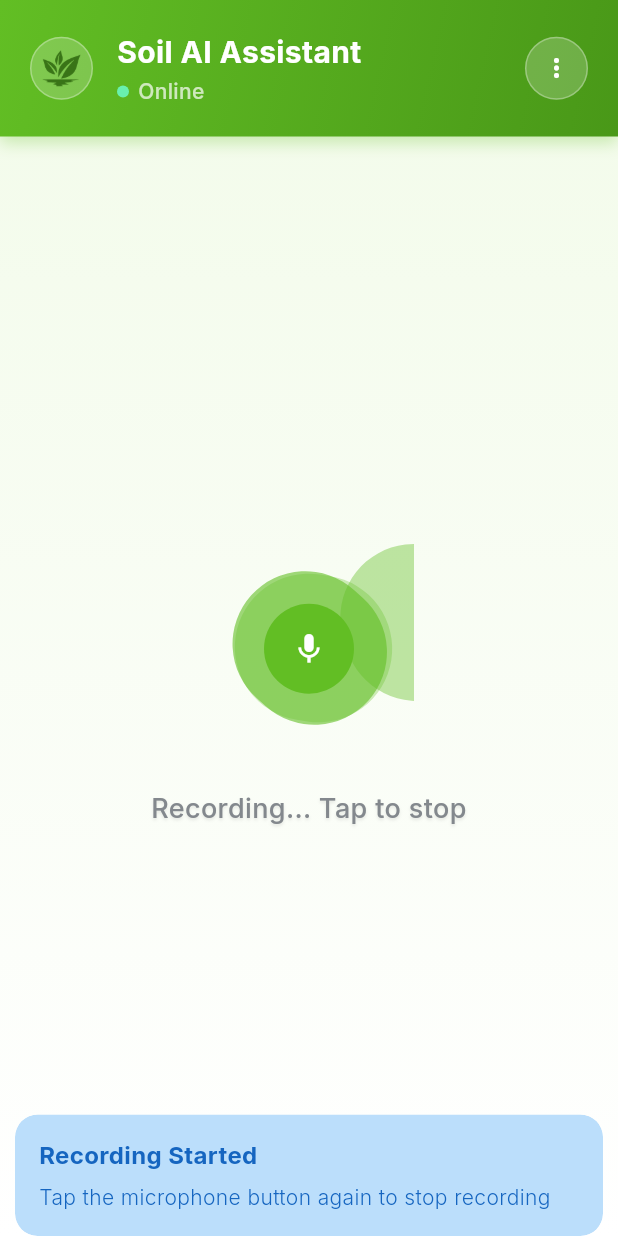
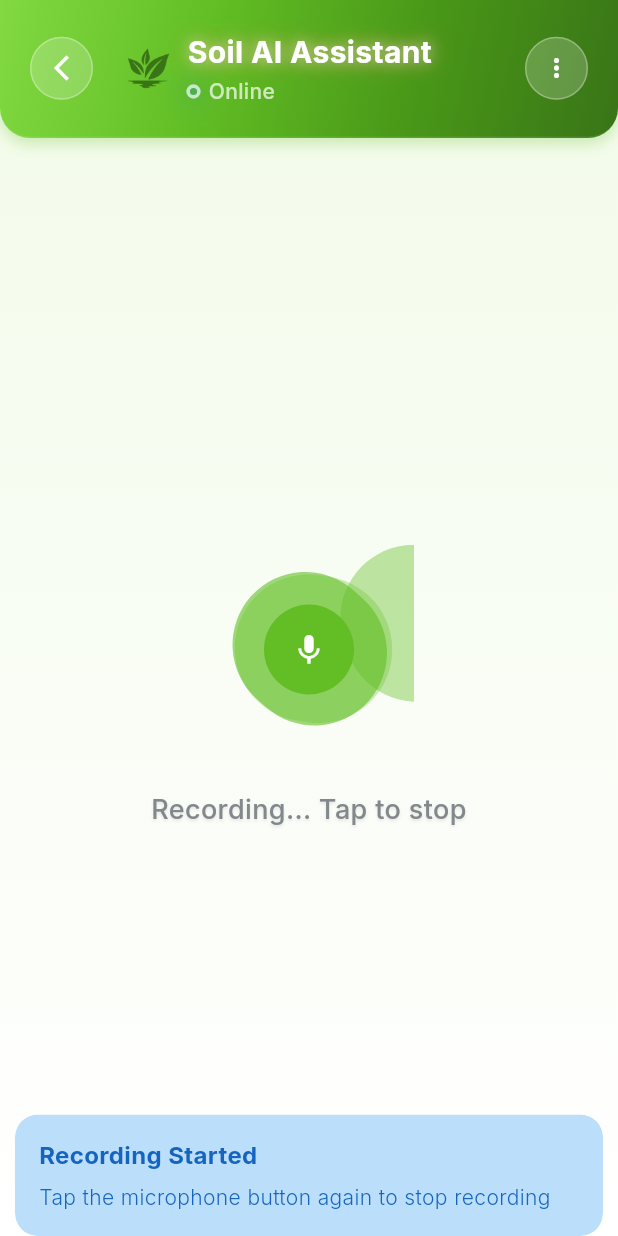
Before and after one commit to tuhin-cse/smartsoilai, a Flutter app: the ChatScreen screen opened by its route, item 3 of the bottom bar chosen, on a phone screen of 412 x 824 dp. Run offline on Flutter 3.47's test engine with Material 3 defaults, Android fonts, the phone set to English and light mode, and no system bars; our stand-ins replace dio, firebase_auth, firebase_core, flutter_markdown, flutter_secure_storage, flutter_spinkit and 11 more; missing offline and left inert: flutter_sound, usb_serial; accounts and stored records are empty; network calls fail; statements that could not run were skipped.

Commit message:
Improves chat UI and navigation; simplifies calculator layout
Refines chat header visuals with enhanced gradients, shadows, and animated elements for a more polished experience.
Updates navigation to open chat in a separate route for consistency.
Simplifies fertilizer calculator layout by removing excessive decorations and reducing padding for cleaner appearance and better space utilization.
Enhances input widget flexibility for improved UI alignment.

```diff
--- a/lib/screens/home/chat_screen.dart
+++ b/lib/screens/home/chat_screen.dart
@@ -7,6 +7,7 @@ import '../../constants/app_colors.dart';
 import '../../controllers/chat_controller.dart';
 import '../../controllers/auth_controller.dart';
 import '../../services/user_service.dart';
+import 'main_navigation_screen.dart';
 
 class ChatScreen extends StatelessWidget {
   const ChatScreen({super.key});
@@ -73,9 +74,24 @@ class ChatScreen extends StatelessWidget {
       padding: const EdgeInsets.symmetric(horizontal: 20, vertical: 20),
       decoration: BoxDecoration(
         gradient: LinearGradient(
-          colors: [AppColors.primary500, AppColors.primary600],
+          colors: [
+            AppColors.primary400,
+            AppColors.primary500,
+            AppColors.primary600,
+            AppColors.primary700,
+          ],
           begin: Alignment.topLeft,
           end: Alignment.bottomRight,
+        ),
+        borderRadius: BorderRadius.only(
+          bottomLeft: Radius.circular(20),
+          bottomRight: Radius.circular(20),
+        ),
+        border: Border(
+          bottom: BorderSide(
+            color: Colors.white.withValues(alpha: 0.1),
+            width: 1,
+          ),
         ),
         boxShadow: [
           BoxShadow(
@@ -88,26 +104,45 @@ class ChatScreen extends StatelessWidget {
       child: Row(
         children: [
           GestureDetector(
-            onTap: () => Get.back(),
+            onTap: () {
+              Get.find<MainNavigationController>().changeIndex(0);
+              Get.back();
+            },
             child: Container(
               width: 42,
               height: 42,
               decoration: BoxDecoration(
-                color: Colors.white.withValues(alpha: 0.2),
+                color: Colors.white.withOpacity(0.2),
                 shape: BoxShape.circle,
                 border: Border.all(
-                  color: Colors.white.withValues(alpha: 0.3),
+                  color: Colors.white.withOpacity(0.3),
                   width: 1,
                 ),
               ),
-              child: Image.asset(
-                'assets/icons/ai_avatar.png',
-                width: 24,
-                height: 24,
+              child: Center(
+                child: Icon(
+                  Icons.arrow_back_ios_new,
+                  color: Colors.white,
+                  size: 20,
+                ),
               ),
             ),
           ),
           const SizedBox(width: 16),
+          TweenAnimationBuilder<double>(
+            tween: Tween<double>(begin: 1.0, end: 1.05),
+            duration: const Duration(seconds: 2),
+            curve: Curves.easeInOut,
+            builder: (context, scale, child) {
+              return Transform.scale(scale: scale, child: child);
+            },
+            child: Image.asset(
+              'assets/icons/ai_avatar.png',
+              width: 42,
+              height: 42,
+            ),
+          ),
+          const SizedBox(width: 5),
           Expanded(
             child: Column(
               crossAxisAlignment: CrossAxisAlignment.start,
@@ -118,17 +153,45 @@ class ChatScreen extends StatelessWidget {
                     fontSize: 20,
                     fontWeight: FontWeight.bold,
                     color: Colors.white,
+                    shadows: [
+                      Shadow(
+                        color: Colors.white70,
+                        blurRadius: 12,
+                        offset: Offset(0, 0),
+                      ),
+                      Shadow(
+                        color: Color(0x80FF6B35),
+                        blurRadius: 20,
+                        offset: Offset(0, 0),
+                      ),
+                    ],
                   ),
                 ),
                 const SizedBox(height: 2),
                 Row(
                   children: [
-                    Container(
-                      width: 8,
-                      height: 8,
-                      decoration: const BoxDecoration(
-                        color: Colors.greenAccent,
-                        shape: BoxShape.circle,
+                    TweenAnimationBuilder<double>(
+                      tween: Tween<double>(begin: 1.0, end: 1.2),
+                      duration: const Duration(seconds: 1),
+                      curve: Curves.easeInOut,
+                      builder: (context, scale, child) {
+                        return Transform.scale(scale: scale, child: child);
+                      },
+                      child: Container(
+                        width: 8,
+                        height: 8,
+                        decoration: BoxDecoration(
+                          color: Colors.green,
+                          shape: BoxShape.circle,
+                          border: Border.all(color: Colors.white70, width: 2),
+                          boxShadow: [
+                            BoxShadow(
+                              color: Colors.green.withOpacity(0.8),
+                              blurRadius: 12,
+                              spreadRadius: 3,
+                            ),
+                          ],
+                        ),
                       ),
                     ),
                     const SizedBox(width: 6),
@@ -182,10 +245,10 @@ class ChatScreen extends StatelessWidget {
               width: 42,
               height: 42,
               decoration: BoxDecoration(
-                color: Colors.white.withValues(alpha: 0.2),
+                color: Colors.white.withOpacity(0.2),
                 shape: BoxShape.circle,
                 border: Border.all(
-                  color: Colors.white.withValues(alpha: 0.3),
+                  color: Colors.white.withOpacity(0.3),
                   width: 1,
                 ),
               ),
--- a/lib/screens/home/main_navigation_screen.dart
+++ b/lib/screens/home/main_navigation_screen.dart
@@ -36,7 +36,7 @@ class MainNavigationController extends GetxController {
 
   final List<Widget> screens = [
     const HomeScreen(),
-    const ChatScreen(),
+    SizedBox(),
     const ReportsScreen(),
     const MoreScreen(),
   ];
@@ -104,7 +104,7 @@ class MainNavigationScreen extends StatelessWidget {
                       activeIcon: Icons.chat_bubble,
                       label: 'Chat',
                       isActive: controller.selectedIndex == 1,
-                      onTap: () => controller.changeIndex(1),
+                      onTap: () => Get.to(() => const ChatScreen()),
                     ),
                   ),
                   Expanded(
--- a/lib/widgets/input.dart
+++ b/lib/widgets/input.dart
@@ -82,6 +82,7 @@ class _CustomFormInputState extends State<CustomFormInput> {
   Widget build(BuildContext context) {
     return Column(
       crossAxisAlignment: CrossAxisAlignment.start,
+      mainAxisSize: MainAxisSize.min,
       children: [
         // Label - only show if not empty
         if (widget.label.isNotEmpty) ...[
```
Also changed, not shown: lib/screens/inner/fertilizer_calculator_screen.dart (+7 -79 lines).
